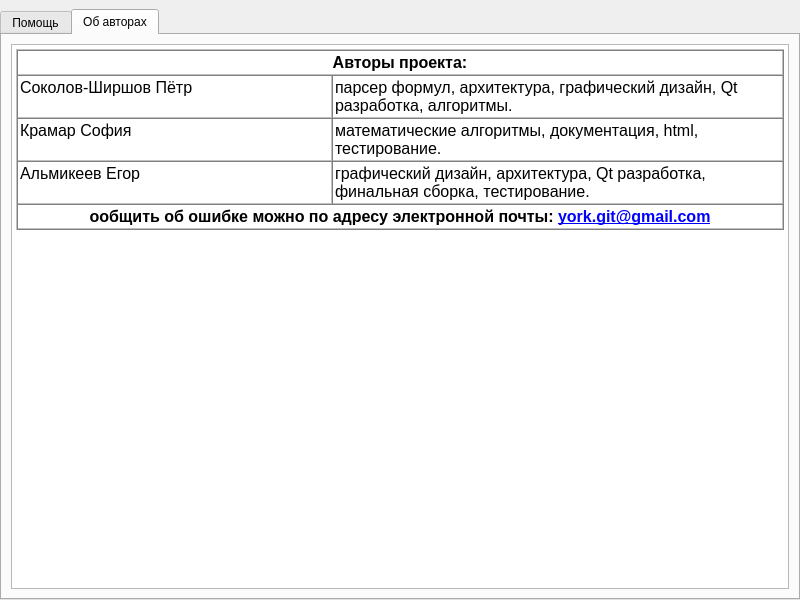
EgorAlmikeev/ProjectX, file Frames/helpDialogFrame.ui: the form before one commit.
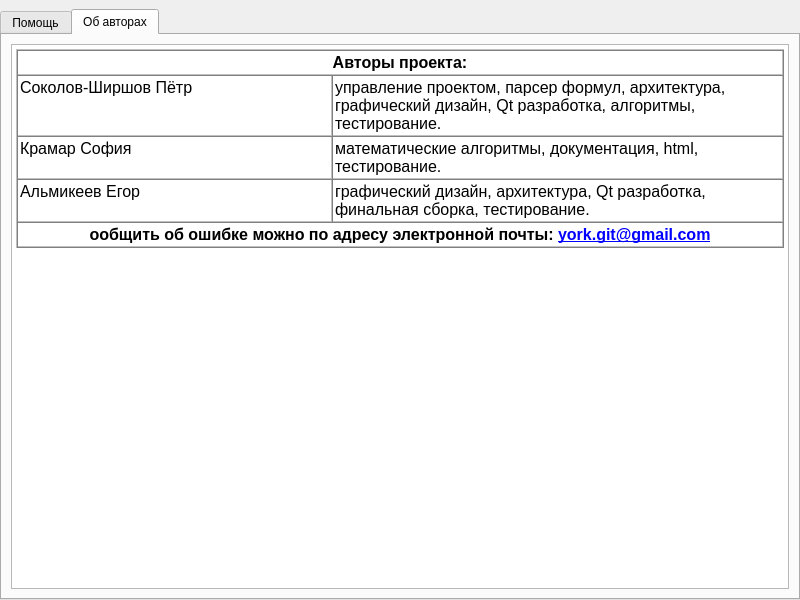
The form after the commit. The open tabs and pages were chosen to show the change.

Commit message: обновил абоут

The edit to the form file:
```diff
--- a/Frames/helpDialogFrame.ui
+++ b/Frames/helpDialogFrame.ui
@@ -185,7 +185,7 @@
 &lt;td&gt;
 &lt;p style=&quot; margin-top:0px; margin-bottom:0px; margin-left:0px; margin-right:0px; -qt-block-indent:0; text-indent:0px;&quot;&gt;&lt;span style=&quot; font-size:12pt;&quot;&gt;Соколов-Ширшов Пётр&lt;/span&gt;&lt;/p&gt;&lt;/td&gt;
 &lt;td&gt;
-&lt;p style=&quot; margin-top:0px; margin-bottom:0px; margin-left:0px; margin-right:0px; -qt-block-indent:0; text-indent:0px;&quot;&gt;&lt;span style=&quot; font-size:12pt;&quot;&gt;парсер формул, архитектура, графический дизайн, Qt разработка, алгоритмы.&lt;/span&gt;&lt;/p&gt;&lt;/td&gt;&lt;/tr&gt;
+&lt;p style=&quot; margin-top:0px; margin-bottom:0px; margin-left:0px; margin-right:0px; -qt-block-indent:0; text-indent:0px;&quot;&gt;&lt;span style=&quot; font-size:12pt;&quot;&gt;управление проектом, парсер формул, архитектура, графический дизайн, Qt разработка, алгоритмы, тестирование.&lt;/span&gt;&lt;/p&gt;&lt;/td&gt;&lt;/tr&gt;
 &lt;tr&gt;
 &lt;td&gt;
 &lt;p style=&quot; margin-top:0px; margin-bottom:0px; margin-left:0px; margin-right:0px; -qt-block-indent:0; text-indent:0px;&quot;&gt;&lt;span style=&quot; font-size:12pt;&quot;&gt;Крамар София&lt;/span&gt;&lt;/p&gt;&lt;/td&gt;
```
The commit also changes 1 other file.
